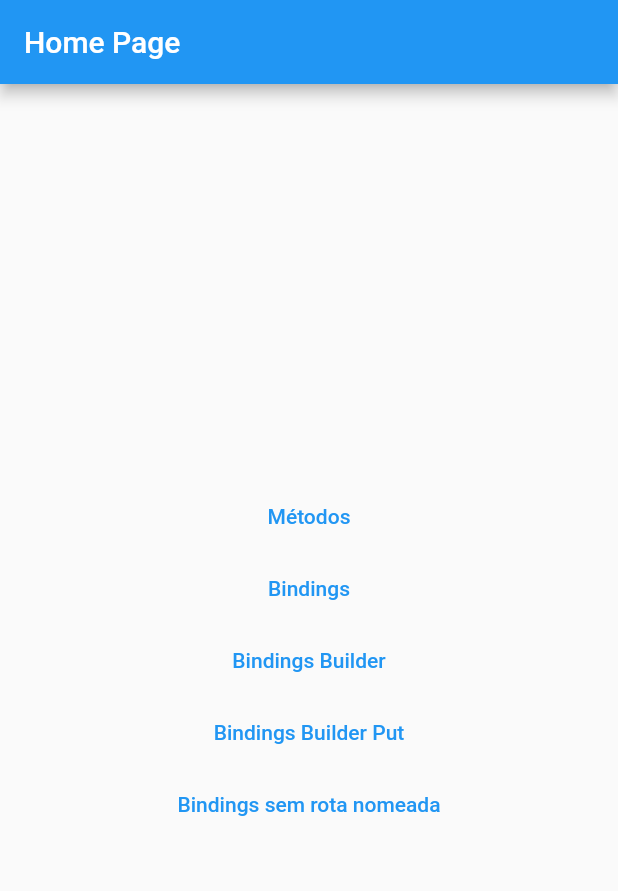
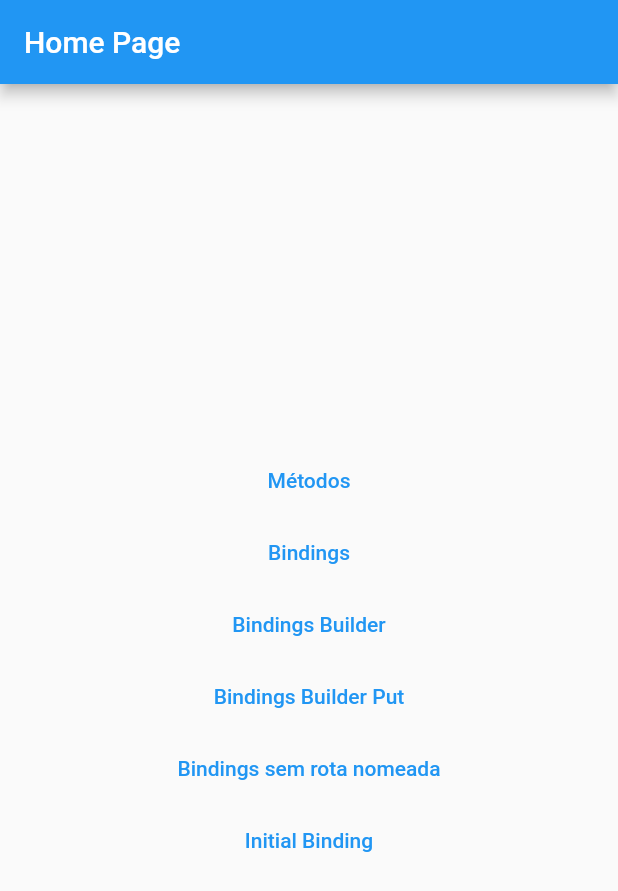
Before and after one commit to leozero3/get_dependencias, a Flutter app: the screen it shows after launch, on a phone screen of 412 x 824 dp. Shown: the top 891 px of the screen. Run offline on Flutter 3.47's test engine with Material 2 defaults, Android fonts, the phone set to English and light mode, and no system bars; our stand-ins replace get, shared_preferences.

Commit message:
InititalBinding mantendo objetos por toda a aplicação - final

```diff
--- a/lib/main.dart
+++ b/lib/main.dart
@@ -5,6 +5,8 @@ import 'package:get_dependencias/pages/bindings/bindings_exemple.dart';
 import 'package:get_dependencias/pages/bindings/home_bindings.dart';
 import 'package:get_dependencias/pages/bindings/middlewares_binding.dart';
 import 'package:get_dependencias/pages/home_page.dart';
+import 'package:get_dependencias/pages/initial_binding/initial_binding.dart';
+import 'package:get_dependencias/pages/initial_binding/initial_binding_page.dart';
 import 'package:get_dependencias/pages/metodos/create/create_home_page.dart';
 import 'package:get_dependencias/pages/metodos/delete_update/delete_page.dart';
 import 'package:get_dependencias/pages/metodos/delete_update/update_home_page.dart';
@@ -21,6 +23,7 @@ class MyApp extends StatelessWidget {
   @override
   Widget build(BuildContext context) {
     return GetMaterialApp(
+      initialBinding: InitialBinding(),
       getPages: [
         GetPage(name: '/', page: () => const HomePage()),
         GetPage(
@@ -43,17 +46,22 @@ class MyApp extends StatelessWidget {
         GetPage(
           name: '/bindings_builder',
           binding: BindingsBuilder(() {
-            Get.put(BindingsController(nome: 'Inicializado dentro do Bindings (Builder)'));
+            Get.put(BindingsController(
+                nome: 'Inicializado dentro do Bindings (Builder)'));
           }),
           page: () => const HomeBindings(),
         ),
-
         GetPage(
           name: '/bindings_builder_put',
           binding: BindingsBuilder.put(() {
-            BindingsController(nome: 'Inicializado dentro do Bindings (Builder Put)');
+            BindingsController(
+                nome: 'Inicializado dentro do Bindings (Builder Put)');
           }),
           page: () => const HomeBindings(),
+        ),
+        GetPage(
+          name: '/initial_binding',
+          page: () =>  InitialBindingPage(),
         ),
       ],
     );
--- a/lib/pages/home_page.dart
+++ b/lib/pages/home_page.dart
@@ -2,6 +2,7 @@ import 'package:flutter/material.dart';
 import 'package:get/get.dart';
 import 'package:get_dependencias/pages/bindings/bindings_controller.dart';
 import 'package:get_dependencias/pages/bindings/home_bindings.dart';
+import 'package:get_dependencias/pages/initial_binding/initial_binding.dart';
 
 class HomePage extends StatelessWidget {
   const HomePage({Key? key}) : super(key: key);
@@ -51,6 +52,12 @@ class HomePage extends StatelessWidget {
               },
               child: const Text('Bindings sem rota nomeada'),
             ),
+            TextButton(
+              onPressed: () {
+                Get.toNamed('/initial_binding');
+              },
+              child: const Text('Initial Binding'),
+            ),
           ],
         ),
       ),
--- /dev/null
+++ b/lib/pages/initial_binding/auth_model.dart
@@ -0,0 +1,8 @@
+class AuthModel {
+
+  String name;
+  String email;
+  String curso;
+
+  AuthModel({required this.name, required this.email, required this.curso});
+}
```
Also changed, not shown: lib/pages/initial_binding/initial_binding.dart (added, +18 -0 lines), lib/pages/initial_binding/initial_binding_page.dart (added, +19 -0 lines).
